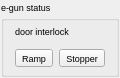
This is src/widgets/ui/eGunHV.ui in srgblnch/LinacGUI as Qt 5 draws it before an edit. The edited form follows.
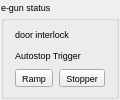
This is the edited form. Custom widgets are drawn as their Qt base class.

Commit message: introduced the information about the autostop triggered in the main screen tab. This requires changes in the KD area because the pop up widget had to be increased in height.

```diff
--- a/src/widgets/ui/eGunHV.ui
+++ b/src/widgets/ui/eGunHV.ui
@@ -7,7 +7,7 @@
     <x>0</x>
     <y>0</y>
     <width>120</width>
-    <height>78</height>
+    <height>95</height>
    </rect>
   </property>
   <property name="windowTitle">
@@ -27,21 +27,41 @@
      <property name="title">
       <string>e-gun status</string>
      </property>
-     <layout class="QGridLayout" name="gridLayout_2">
-      <property name="margin">
-       <number>2</number>
-      </property>
+     <layout class="QGridLayout" name="gridLayout_3">
       <item row="0" column="0">
-       <layout class="QHBoxLayout" name="horizontalLayout">
-        <item>
+       <layout class="QGridLayout" name="gridLayout_2">
+        <item row="0" column="1">
+         <widget class="TaurusLed" name="doorInterlockLed">
+          <property name="minimumSize">
+           <size>
+            <width>15</width>
+            <height>15</height>
+           </size>
+          </property>
+          <property name="maximumSize">
+           <size>
+            <width>15</width>
+            <height>15</height>
+           </size>
+          </property>
+         </widget>
+        </item>
+        <item row="0" column="0">
          <widget class="QLabel" name="doorInterlockLabel">
           <property name="text">
            <string>door interlock</string>
           </property>
          </widget>
         </item>
-        <item>
-         <widget class="TaurusLed" name="doorInterlockLed">
+        <item row="1" column="0">
+         <widget class="QLabel" name="AutostopperTriggerLabel">
+          <property name="text">
+           <string>Autostop Trigger</string>
+          </property>
+         </widget>
+        </item>
+        <item row="1" column="1">
+         <widget class="TaurusLed" name="AutostopperTriggerLed">
           <property name="minimumSize">
            <size>
             <width>15</width>
```
The commit also changes 5 other files.
